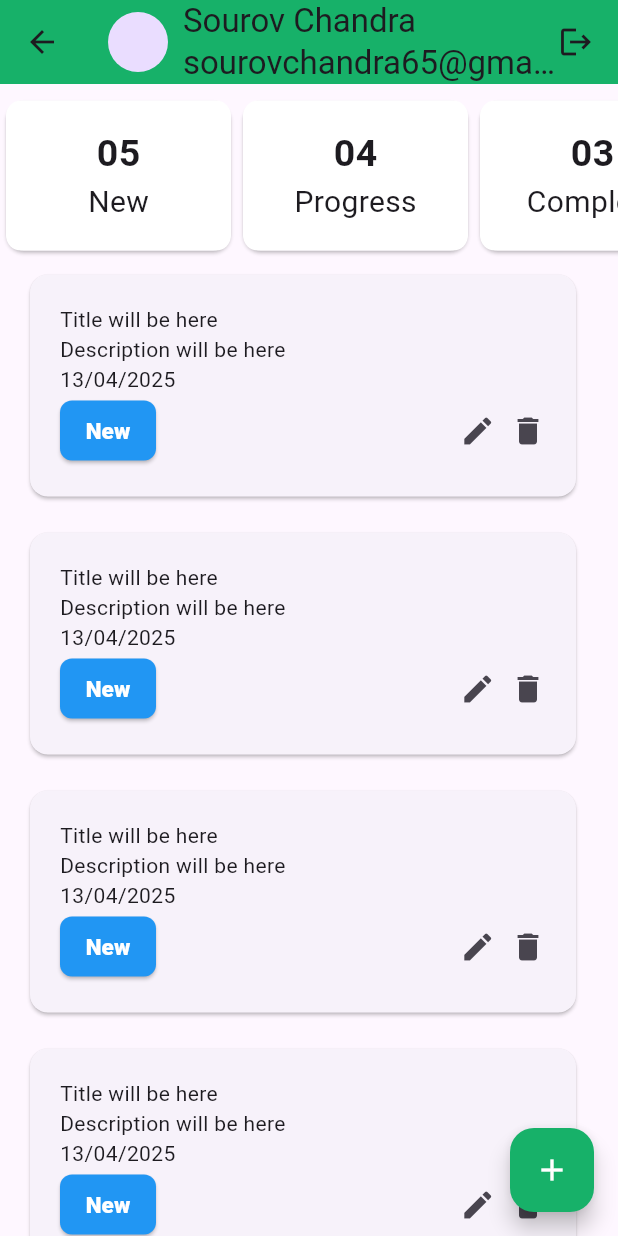
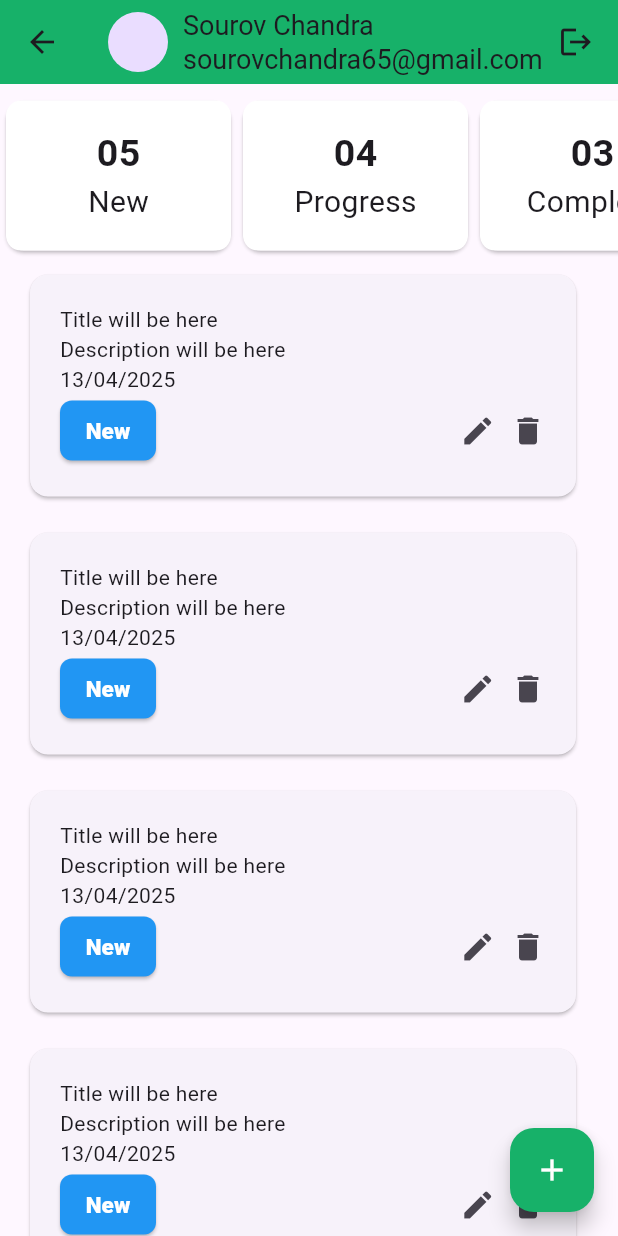
Before and after one commit to SourovDV/task_manager_project, a Flutter app: the NewView screen opened by its route, on a phone screen of 412 x 824 dp. Run offline on Flutter 3.47's test engine with Material 3 defaults, Android fonts, the phone set to English and light mode, and no system bars; our stand-ins replace flutter_screenutil, flutter_svg, get, pin_code_fields.

```diff
--- a/lib/common/utils/widget/appbar_widgth.dart
+++ b/lib/common/utils/widget/appbar_widgth.dart
@@ -20,8 +20,8 @@ class AppbarWidgth extends StatelessWidget implements PreferredSizeWidget{
               child: Column(
                 crossAxisAlignment: CrossAxisAlignment.start,
                 children: [
-                  Text("Sourov Chandra",),
-                  Text("sourovchandra65@gmail.com",)
+                  Text("Sourov Chandra",style: TextStyle(fontSize: 18),),
+                  Text("sourovchandra65@gmail.com",style: TextStyle(fontSize: 18),)
                 ],
               ),
             ),
--- a/lib/data/service/network_caller.dart
+++ b/lib/data/service/network_caller.dart
@@ -45,7 +45,8 @@ class NetworkCaller {
       );
     }
   }
-  static Future<NetworkRespons> postRequest({required String url,required Map<String,dynamic> body}) async {
+  static Future<NetworkRespons> postRequest({required String url,
+    required Map<String,dynamic> body}) async {
     try {
       Uri uri = await Uri.parse(url);
       debugPrint("uri=>$uri");
```
